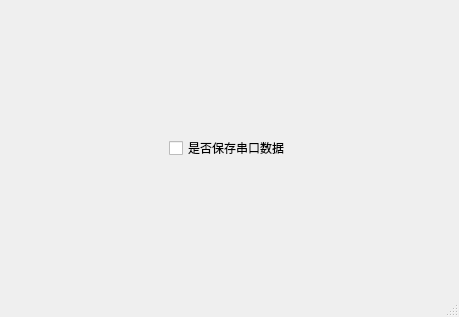
This is ui/seimey_setting.ui in xqyjlj/seimey as Qt 5 draws it before an edit. The edited form follows.
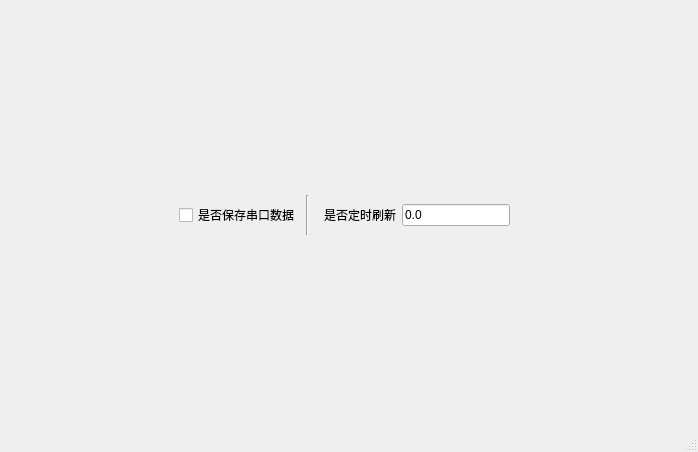
This is the edited form.

```diff
--- a/ui/seimey_setting.ui
+++ b/ui/seimey_setting.ui
@@ -6,15 +6,15 @@
    <rect>
     <x>0</x>
     <y>0</y>
-    <width>459</width>
-    <height>317</height>
+    <width>698</width>
+    <height>452</height>
    </rect>
   </property>
   <property name="windowTitle">
    <string>设置</string>
   </property>
   <widget class="QWidget" name="centralwidget">
-   <layout class="QGridLayout" name="gridLayout_2">
+   <layout class="QGridLayout" name="gridLayout_3">
     <item row="0" column="1">
      <spacer name="verticalSpacer_2">
       <property name="orientation">
@@ -43,7 +43,7 @@
     </item>
     <item row="1" column="1">
      <widget class="QWidget" name="widget" native="true">
-      <layout class="QGridLayout" name="gridLayout">
+      <layout class="QGridLayout" name="gridLayout_2">
        <item row="0" column="0">
         <widget class="QCheckBox" name="checkB_Save_serial_data">
          <property name="text">
@@ -51,6 +51,36 @@
          </property>
         </widget>
        </item>
+       <item row="0" column="1">
+        <widget class="Line" name="line">
+         <property name="orientation">
+          <enum>Qt::Vertical</enum>
+         </property>
+        </widget>
+       </item>
+       <item row="0" column="2">
+        <widget class="QWidget" name="widget_2" native="true">
+         <property name="statusTip">
+          <string>定时刷新时间，单位为秒(精确到小数点后一位)，不刷新则设为0</string>
+         </property>
+         <layout class="QGridLayout" name="gridLayout">
+          <item row="0" column="0">
+           <widget class="QLabel" name="label">
+            <property name="text">
+             <string>是否定时刷新</string>
+            </property>
+           </widget>
+          </item>
+          <item row="0" column="1">
+           <widget class="QLineEdit" name="lineE_timer_refresh">
+            <property name="text">
+             <string>0.0</string>
+            </property>
+           </widget>
+          </item>
+         </layout>
+        </widget>
+       </item>
       </layout>
      </widget>
     </item>
```
Left out of the diff: 2 changed lines with no effect on the pictures.
